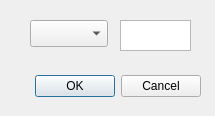
sahabi/keyman44, file keyman/interface/chain_creation.ui: the form before one commit.
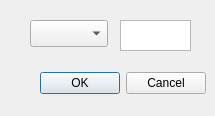
The form after the commit.

Commit message: modified gui and added add coin func

The edit to the form file:
```diff
--- a/keyman/interface/chain_creation.ui
+++ b/keyman/interface/chain_creation.ui
@@ -23,22 +23,6 @@
     </rect>
    </property>
   </widget>
-  <widget class="QDialogButtonBox" name="buttonBox_2">
-   <property name="geometry">
-    <rect>
-     <x>20</x>
-     <y>70</y>
-     <width>181</width>
-     <height>32</height>
-    </rect>
-   </property>
-   <property name="orientation">
-    <enum>Qt::Horizontal</enum>
-   </property>
-   <property name="standardButtons">
-    <set>QDialogButtonBox::Cancel|QDialogButtonBox::Ok</set>
-   </property>
-  </widget>
   <widget class="QComboBox" name="comboBox">
    <property name="geometry">
     <rect>
@@ -49,6 +33,19 @@
     </rect>
    </property>
   </widget>
+  <widget class="QDialogButtonBox" name="buttonBox">
+   <property name="geometry">
+    <rect>
+     <x>30</x>
+     <y>70</y>
+     <width>176</width>
+     <height>27</height>
+    </rect>
+   </property>
+   <property name="standardButtons">
+    <set>QDialogButtonBox::Cancel|QDialogButtonBox::Ok</set>
+   </property>
+  </widget>
  </widget>
  <resources/>
  <connections/>
```
The commit also changes 4 other files.
